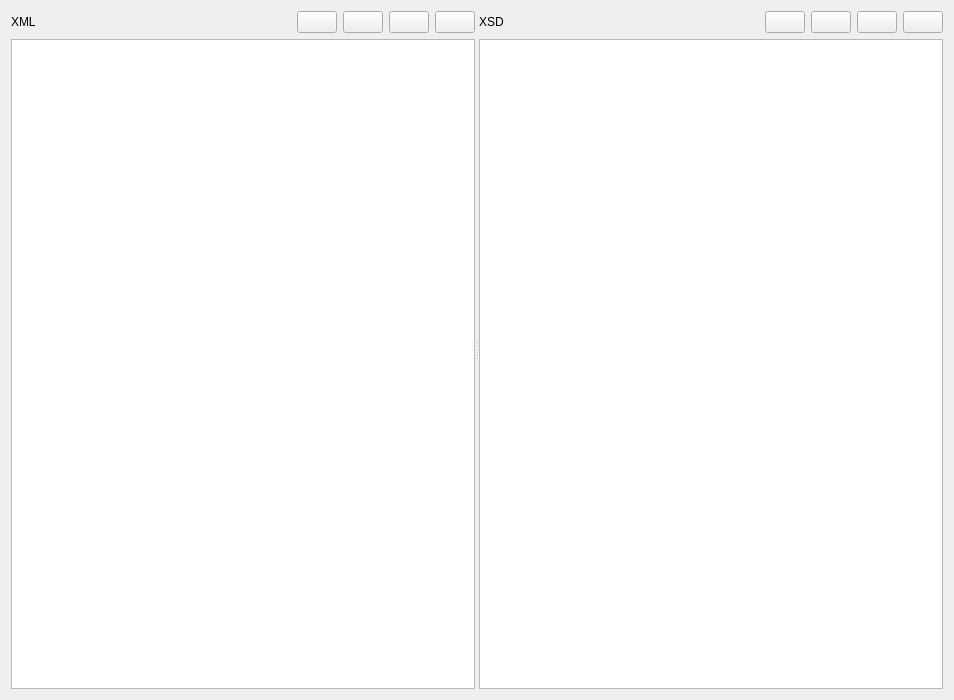
This is src/widgets/xmlschemevalidatorwidget.ui in N1vn0vem8er/cutetoolbox as Qt 5 draws it before an edit. The edited form follows.
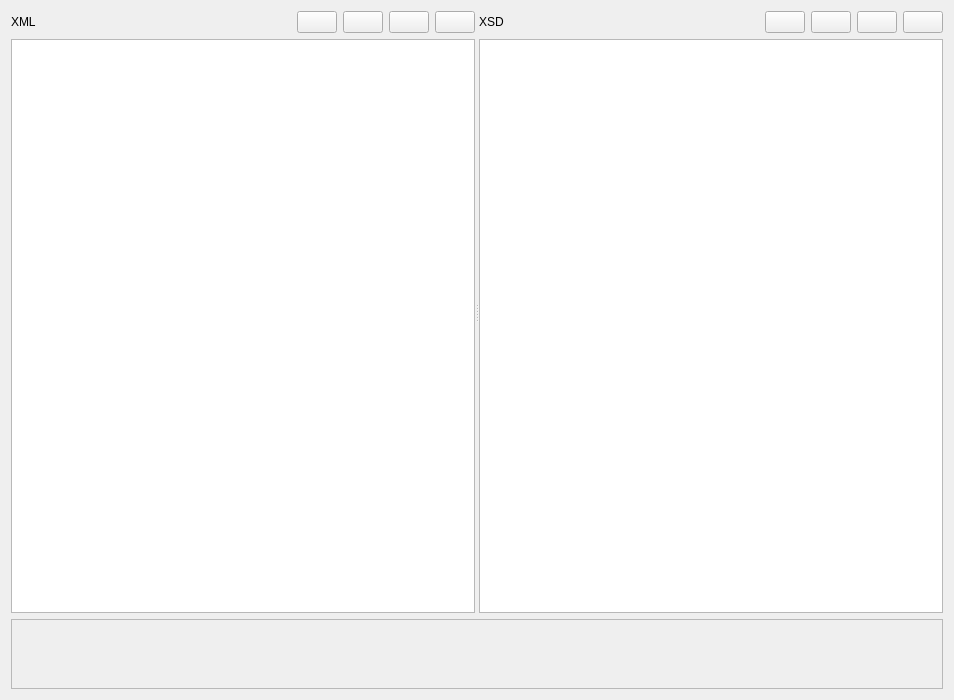
This is the edited form. Icons and pictures are not drawn. Custom widgets are drawn as their Qt base class.

Commit message: Implemented xmlschemevalidatorwidget

Patch:
```diff
--- a/src/widgets/xmlschemevalidatorwidget.ui
+++ b/src/widgets/xmlschemevalidatorwidget.ui
@@ -16,7 +16,7 @@
   <property name="locale">
    <locale language="English" country="UnitedStates"/>
   </property>
-  <layout class="QHBoxLayout" name="horizontalLayout_3">
+  <layout class="QVBoxLayout" name="verticalLayout_3" stretch="1,0">
    <item>
     <widget class="QSplitter" name="splitter">
      <property name="orientation">
@@ -101,7 +101,7 @@
         </layout>
        </item>
        <item>
-        <widget class="QPlainTextEdit" name="plainTextEdit"/>
+        <widget class="CodeEditor" name="xml"/>
        </item>
       </layout>
      </widget>
@@ -184,14 +184,38 @@
         </layout>
        </item>
        <item>
-        <widget class="QPlainTextEdit" name="plainTextEdit_2"/>
+        <widget class="CodeEditor" name="schema"/>
        </item>
       </layout>
      </widget>
     </widget>
    </item>
+   <item>
+    <widget class="QScrollArea" name="scrollArea">
+     <property name="widgetResizable">
+      <bool>true</bool>
+     </property>
+     <widget class="QWidget" name="infoLabelContainer">
+      <property name="geometry">
+       <rect>
+        <x>0</x>
+        <y>0</y>
+        <width>934</width>
+        <height>68</height>
+       </rect>
+      </property>
+     </widget>
+    </widget>
+   </item>
   </layout>
  </widget>
+ <customwidgets>
+  <customwidget>
+   <class>CodeEditor</class>
+   <extends>QPlainTextEdit</extends>
+   <header>editor/codeeditor.h</header>
+  </customwidget>
+ </customwidgets>
  <resources/>
  <connections/>
 </ui>
```
The commit also changes 3 other files.
